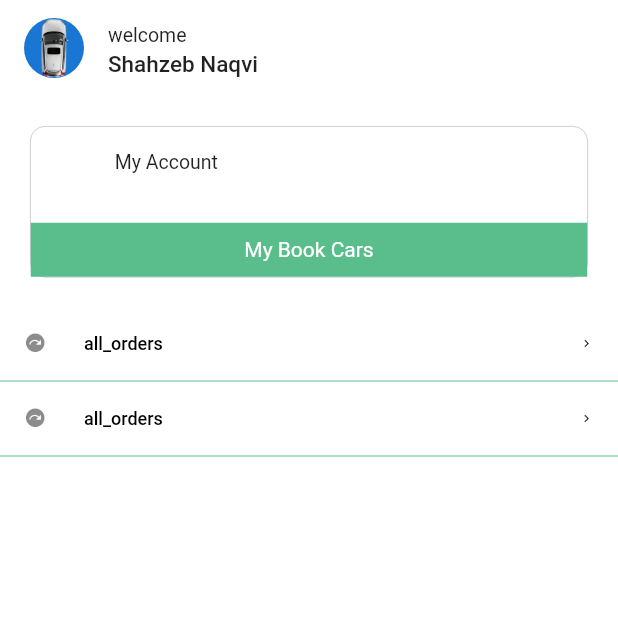
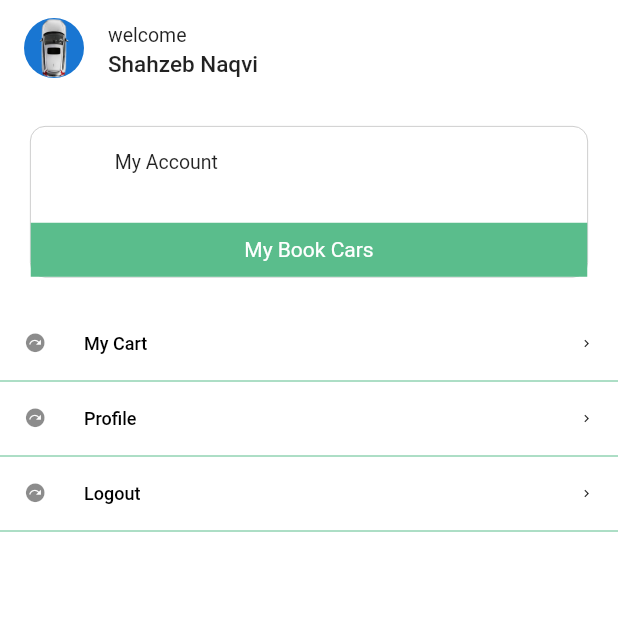
Before and after one commit to shahzebnaqvi/Car-Booking, a Flutter app: the MyDrawer screen opened directly, on a phone screen of 412 x 824 dp, the top half of it. Run offline on Flutter 3.47's test engine with Material 2 defaults, Android fonts, the phone set to English and light mode, and no system bars; our stand-ins replace get, lottie; missing offline and left inert: animation_wrappers.

Commit message:
Hackaton Application

```diff
--- a/lib/constant.dart/drawer.dart
+++ b/lib/constant.dart/drawer.dart
@@ -1,6 +1,9 @@
 import 'package:animation_wrappers/animation_wrappers.dart';
 import 'package:bookcar/constant.dart/constant.dart';
+import 'package:bookcar/screens/auth/login.dart';
 import 'package:bookcar/screens/home.dart';
+import 'package:bookcar/screens/payment.dart';
+import 'package:bookcar/screens/profile.dart';
 import 'package:flutter/material.dart';
 
 class Tile {
@@ -17,8 +20,9 @@ class MyDrawer extends StatelessWidget {
     // Tile(context.getTranslationOf('account_details'), Icons.person_outlined,
     //     HomePage()),
     List<Tile> tiles = [
-      Tile("all_orders", Icons.next_plan, Home()),
-      Tile("all_orders", Icons.next_plan, Home()),
+      Tile("My Cart", Icons.next_plan, Payment()),
+      Tile("Profile", Icons.next_plan, Profile()),
+      Tile("Logout", Icons.next_plan, Login()),
     ];
     return Drawer(
       child: Scaffold(
--- a/lib/screens/auth/signup.dart
+++ b/lib/screens/auth/signup.dart
@@ -168,7 +168,7 @@ class _SignupState extends State<Signup> {
                                 Navigator.push(
                                     context,
                                     MaterialPageRoute(
-                                        builder: (context) => Signup()));
+                                        builder: (context) => Login()));
                               },
                           ),
                         ])),
```
